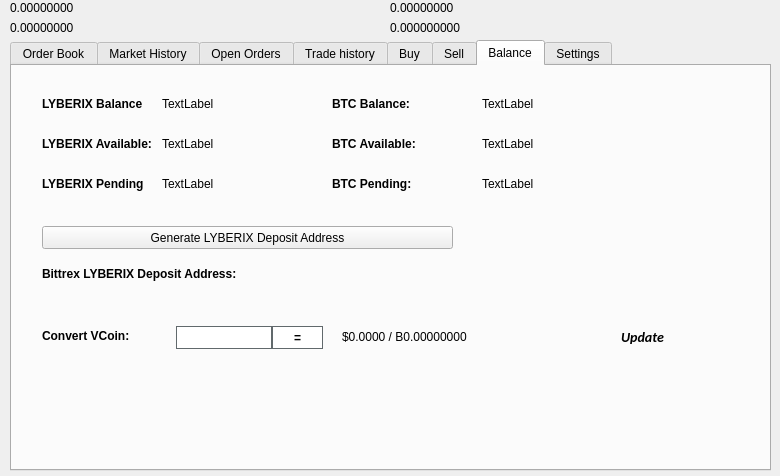
Old version of the form src/qt/forms/tradingdialog.ui in the repository lyberix/lyberix.
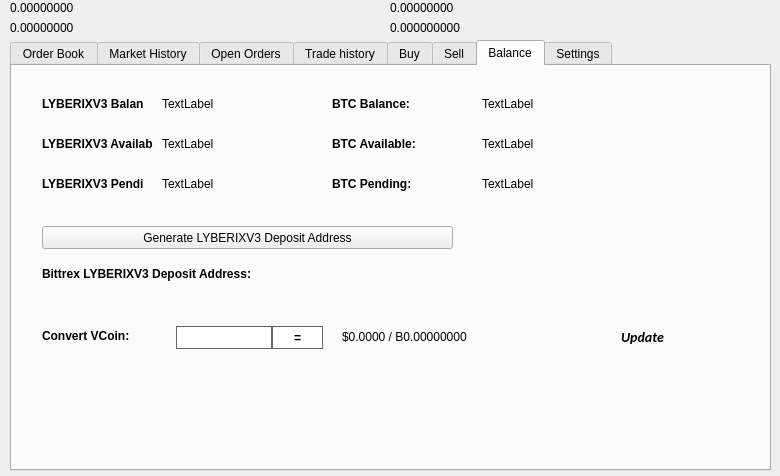
New version of the form. The open tabs and pages were chosen to show the change. Icons and pictures are not drawn.

```diff
--- a/src/qt/forms/tradingdialog.ui
+++ b/src/qt/forms/tradingdialog.ui
@@ -2762,7 +2762,7 @@
       </font>
      </property>
      <property name="text">
-      <string>LYBERIX Balance:</string>
+      <string>LYBERIXV3 Balance:</string>
      </property>
     </widget>
     <widget class="QLabel" name="label_12">
@@ -2813,7 +2813,7 @@
       </font>
      </property>
      <property name="text">
-      <string>LYBERIX Available:</string>
+      <string>LYBERIXV3 Available:</string>
      </property>
     </widget>
     <widget class="QLabel" name="label_14">
@@ -2832,7 +2832,7 @@
       </font>
      </property>
      <property name="text">
-      <string>LYBERIX Pending:</string>
+      <string>LYBERIXV3 Pending:</string>
      </property>
     </widget>
     <widget class="QLabel" name="LYBERIXPendingLabel">
@@ -2928,7 +2928,7 @@
       </font>
      </property>
      <property name="text">
-      <string>Bittrex LYBERIX Deposit Address:</string>
+      <string>Bittrex LYBERIXV3 Deposit Address:</string>
      </property>
     </widget>
     <widget class="QPushButton" name="GenDepositBTN">
@@ -2941,7 +2941,7 @@
       </rect>
      </property>
      <property name="text">
-      <string>Generate LYBERIX Deposit Address</string>
+      <string>Generate LYBERIXV3 Deposit Address</string>
      </property>
      <property name="icon">
       <iconset resource="../lyberix.qrc">
```
Left out of the diff: 46 changed lines with no effect on the pictures.
